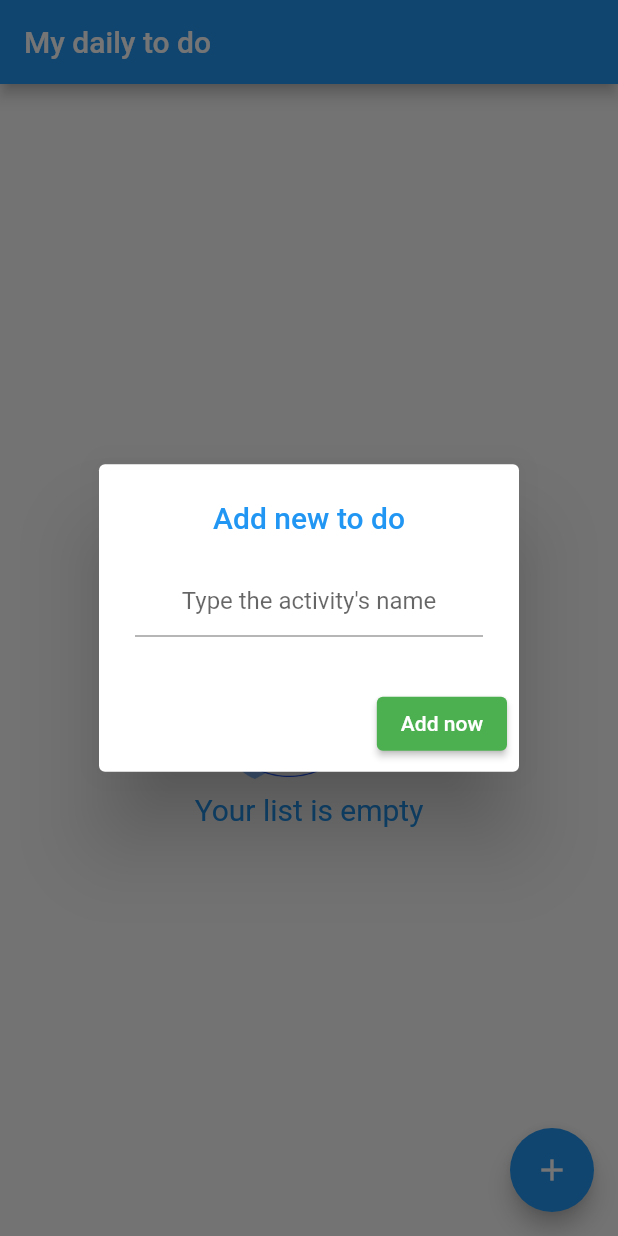
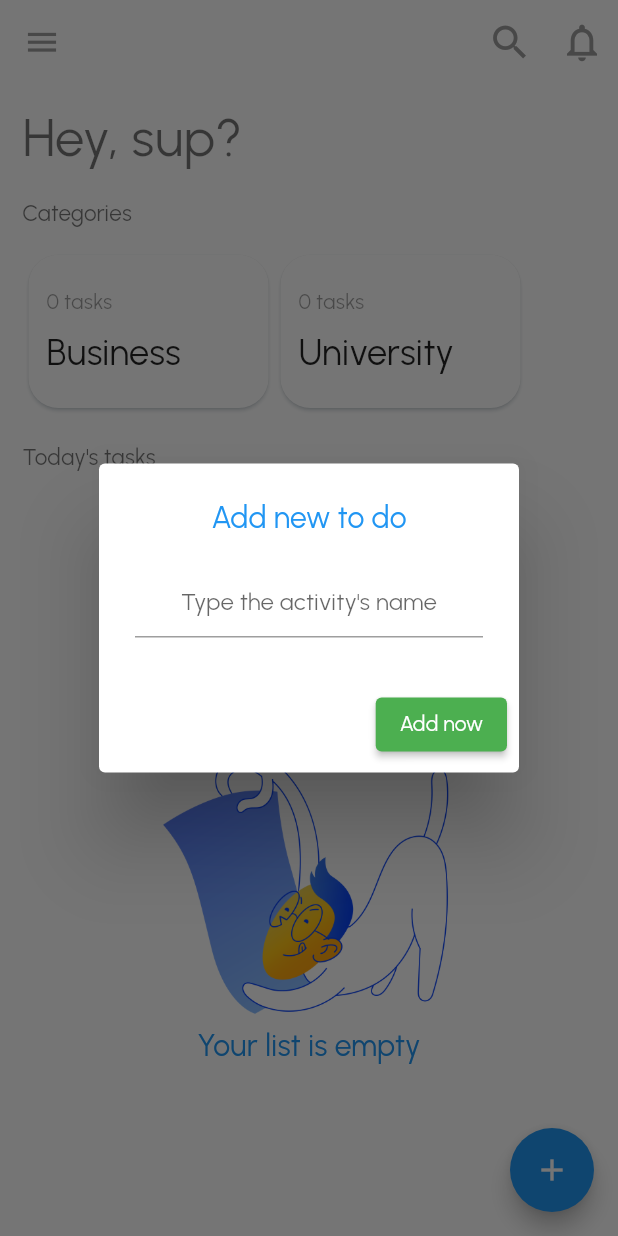
Before and after one commit to antonio-pedro99/todo_app, a Flutter app: the screen it shows after launch, after a tap on the "add" icon, on a phone screen of 412 x 824 dp. Run offline on Flutter 3.47's test engine with Material 2 defaults, Android fonts, the phone set to English and light mode, and no system bars.

Commit message:
New UI design implementation

```diff
--- a/lib/main.dart
+++ b/lib/main.dart
@@ -1,216 +1,45 @@
-import 'dart:convert';
-import 'dart:io';
-
 import 'package:flutter/material.dart';
-import 'package:my_daily_to_do/control.dart';
-import 'package:path_provider/path_provider.dart';
+import 'package:my_daily_to_do/view/MenuItem.dart';
+import 'package:my_daily_to_do/view/pages/home.dart';
 
 void main() {
   runApp(MaterialApp(
     title: "Daily To Do",
     debugShowCheckedModeBanner: false,
-    home: HomePage(
-      title: "My daily to do",
-    ),
-    theme: ThemeData(primarySwatch: Colors.blue),
+    home: HomePage(),
+    theme: ThemeData(
+        scaffoldBackgroundColor: Colors.white,
+        fontFamily: 'Urbanist',
+        primarySwatch: Colors.blue),
   ));
 }
 
-class HomePage extends StatefulWidget {
-  HomePage({Key key, this.title}) : super(key: key);
-
-  final String title;
-  @override
-  _HomePageState createState() => _HomePageState();
-}
-
-class _HomePageState extends State<HomePage> {
-  List _todoList = [];
-  TextEditingController _controller = TextEditingController();
-  Map<String, dynamic> _lastRemoved;
-  int _lastIndex;
-
-  // Method to add new todo to our file.
-
-  addNewTodo() {
-    setState(() {
-      var todo = Map();
-      todo["name"] = _controller.text;
-      todo["status"] = false;
-      todo["time"] =
-          "${DateTime.now().day.toString().padLeft(2, '0')} - ${DateTime.now().month.toString().padLeft(2, '0')} - ${DateTime.now().year.toString()}";
-      _todoList.add(todo);
-      _controller.text = "";
-      Control.saveData(_todoList);
-    });
-  }
-
-  // get organized todos
-  Future<Null> _getOrganizedTodo() async {
-    await Future.delayed(Duration(seconds: 1));
-    setState(() {
-      _todoList.sort((a, b) {
-        if (a["status"] && !b["status"])
-          return 1;
-        else if (!a["status"] && b["status"])
-          return -1;
-        else
-          return 0;
-      });
-      Control.saveData(_todoList);
-    });
-  }
-
-  Container _buildTodoFoundWidget() {
-    return Container(
-        child: RefreshIndicator(
-      onRefresh: _getOrganizedTodo,
-      child: ListView.builder(
-          padding: EdgeInsets.symmetric(vertical: 10),
-          itemCount: _todoList.length,
-          itemBuilder: (context, index) {
-            return Dismissible(
-                key: Key(DateTime.now().microsecondsSinceEpoch.toString()),
-                background: Container(
-                  color: Colors.red,
-                  child: Align(
-                    alignment: Alignment(-0.9, 0.0),
-                    child: Icon(Icons.delete_forever, color: Colors.white),
-                  ),
-                ),
-                direction: DismissDirection.startToEnd,
-                onDismissed: (direction) {
-                  setState(() {
-                    _lastRemoved = Map.from(_todoList[index]);
-                    _lastIndex = index;
-                    _todoList.removeAt(index);
-                    Control.saveData(_todoList);
-
-                    final snackBar = SnackBar(
-                      content:
-                          Text("The task ${_lastRemoved["name"]} was deleted!"),
-                      action: SnackBarAction(
-                        label: "Undo",
-                        onPressed: () {
-                          setState(() {
-                            _todoList.insert(_lastIndex, _lastRemoved);
-                            Control.saveData(_todoList);
-                          });
-                        },
-                      ),
-                      duration: Duration(seconds: 2),
-                    );
-
-                    ScaffoldMessenger.maybeOf(context).showSnackBar(snackBar);
-                  });
-                },
-                child: CheckboxListTile(
-                    title: Text(_todoList[index]["name"]),
-                    subtitle: Text("Created at: ${_todoList[index]["time"]}"),
-                    secondary: CircleAvatar(
-                        child: Icon(
-                      _todoList[index]["status"] ? Icons.check : Icons.error,
-                      size: 40,
-                    )),
-                    value: _todoList[index]["status"],
-                    onChanged: (value) {
-                      setState(() {
-                        _todoList[index]["status"] = value;
-                        Control.saveData(_todoList);
-                      });
-                    }));
-          }),
-    ));
-  }
-
-  Center _buildNoTodoFoundWidget() {
-    return Center(
-        child: Column(
-      mainAxisAlignment: MainAxisAlignment.center,
-      children: [
-        Image.asset(
-          "assets/empty.png",
-          height: 200,
-          width: 200,
-        ),
-        Text(
-          "Your list is empty",
-          style: TextStyle(color: Colors.blue, fontSize: 20),
-        )
-      ],
-    ));
-  }
-
-  @override
-  void initState() {
-    super.initState();
-    Control.readFile().then((data) {
-      setState(() {
-        _todoList = json.decode(data);
-      });
-    });
-  }
-
+class MenuPage extends StatelessWidget {
   @override
   Widget build(BuildContext context) {
-    return Scaffold(
-      appBar: AppBar(
-        title: Text(widget.title),
-      ),
-
-      //if list is not empty show the todos, otherwise show noTodoFound
-      body: _todoList.length != 0
-          ? _buildTodoFoundWidget()
-          : _buildNoTodoFoundWidget(),
-
-      floatingActionButton: FloatingActionButton(
-        backgroundColor: Colors.blue,
-        tooltip: "Add new To do",
-        autofocus: true,
-        child: Icon(
-          Icons.add,
+    var media = MediaQuery.of(context);
+    return DefaultTextStyle(
+        style: TextStyle(
           color: Colors.white,
         ),
-        onPressed: () {
-          setState(() {
-            showDialog(
-                context: context,
-                builder: (BuildContext context) {
-                  return AlertDialog(
-                    title: Center(
-                        child: Text(
-                      "Add new to do",
-                      style: TextStyle(color: Colors.blue),
-                    )),
-                    content: Container(
-                      height: 50,
-                      child: Column(
-                        children: [
-                          TextField(
-                            controller: _controller,
-                            textAlign: TextAlign.center,
-                            decoration: InputDecoration(
-                                hintText: "Type the activity's name"),
-                          ),
-                        ],
-                      ),
-                    ),
-                    actions: [
-                      ElevatedButton(
-                          style: ButtonStyle(
-                            backgroundColor: MaterialStateColor.resolveWith(
-                                (states) => Colors.green),
-                          ),
-                          onPressed: () {
-                            addNewTodo();
-                          },
-                          child: Text("Add now")),
-                    ],
-                  );
-                });
-          });
-        },
-      ),
-    );
+        child: Container(
+            width: media.size.width,
+            color: Color.fromRGBO(2, 4, 23, 1),
+            child: Padding(
+                padding: EdgeInsets.only(left: 30),
+                child: Column(
+                  crossAxisAlignment: CrossAxisAlignment.start,
+                  mainAxisAlignment: MainAxisAlignment.center,
+                  children: [
+                    SizedBox(height: 20),
+                    MenuItem(item: "Templates", icon: Icons.bookmark_outline),
+                    SizedBox(height: 5),
+                    MenuItem(item: "Category", icon: Icons.category_outlined),
+                    SizedBox(height: 5),
+                    MenuItem(item: "Analytics", icon: Icons.analytics_outlined),
+                    SizedBox(height: 5),
+                    MenuItem(item: "Settings", icon: Icons.settings_outlined),
+                  ],
+                ))));
   }
 }
--- /dev/null
+++ b/lib/model/Category.dart
@@ -0,0 +1,10 @@
+import 'package:flutter/material.dart';
+
+class Category {
+  String name;
+  int tasks;
+  MaterialColor color;
+
+  Category({this.name, this.tasks, this.color});
+
+}
--- /dev/null
+++ b/lib/view/CategoryTile.dart
@@ -0,0 +1,36 @@
+import 'package:flutter/material.dart';
+import 'package:my_daily_to_do/model/Category.dart';
+
+class CategoryTile extends StatelessWidget {
+  CategoryTile({Key key, this.category}) : super(key: key);
+  Category category;
+  @override
+  Widget build(BuildContext context) {
+    return Container(
+      child: Card(
+        //elevation: ,
+        borderOnForeground: false,
+        shadowColor: Colors.blue.shade50,
+        shape: RoundedRectangleBorder(
+            borderRadius: BorderRadius.all(Radius.circular(20))),
+        child: Container(
+            padding: EdgeInsets.all(12),
+            width: 160,
+            child: Column(
+              crossAxisAlignment: CrossAxisAlignment.start,
+              mainAxisAlignment: MainAxisAlignment.spaceEvenly,
+              children: [
+                Text("${category.tasks} tasks", style: TextStyle(color: Colors.black38)),
+                Text(
+                  "${category.name}",
+                  style: TextStyle(
+                      color: Colors.black87,
+                      fontWeight: FontWeight.normal,
+                      fontSize: 24),
+                )
+              ],
+            )),
+      ),
+    );
+  }
+}
--- /dev/null
+++ b/lib/view/pages/home.dart
@@ -0,0 +1,299 @@
+import 'dart:convert';
+
+import 'package:flutter/material.dart';
+import 'package:my_daily_to_do/model/Category.dart';
+
+import '../../control.dart';
+import '../CategoryTile.dart';
+
+class HomePage extends StatefulWidget {
+  HomePage({Key key}) : super(key: key);
+
+  @override
+  _HomePageState createState() => _HomePageState();
+}
+
+class _HomePageState extends State<HomePage> {
+  List _todoList = [];
+  TextEditingController _controller = TextEditingController();
+  Map<String, dynamic> _lastRemoved;
+  int _lastIndex;
+
+  // Method to add new todo to our file.
+
+  addNewTodo() {
+    setState(() {
+      var todo = Map();
+      todo["name"] = _controller.text;
+      todo["status"] = false;
+      todo["time"] =
+          "${DateTime.now().day.toString().padLeft(2, '0')} - ${DateTime.now().month.toString().padLeft(2, '0')} - ${DateTime.now().year.toString()}";
+      _todoList.add(todo);
+      _controller.text = "";
+      Control.saveData(_todoList);
+    });
+  }
+
+  // get organized todos
+  Future<Null> _getOrganizedTodo() async {
+    await Future.delayed(Duration(seconds: 1));
+    setState(() {
+      _todoList.sort((a, b) {
+        if (a["status"] && !b["status"])
+          return 1;
+        else if (!a["status"] && b["status"])
+          return -1;
+        else
+          return 0;
+      });
+      Control.saveData(_todoList);
+    });
+  }
+
+  Container _buildTodoFoundWidget() {
+    return Container(
+        child: RefreshIndicator(
+      onRefresh: _getOrganizedTodo,
+      child: ListView.builder(
+          padding: EdgeInsets.symmetric(vertical: 10),
+          itemCount: _todoList.length,
+          itemBuilder: (context, index) {
+            return Dismissible(
+                key: Key(DateTime.now().microsecondsSinceEpoch.toString()),
+                background: Container(
+                  color: Colors.red,
+                  child: Align(
+                    alignment: Alignment(-0.9, 0.0),
+                    child: Icon(Icons.delete_forever, color: Colors.white),
+                  ),
+                ),
+                direction: DismissDirection.startToEnd,
+                onDismissed: (direction) {
+                  setState(() {
+                    _lastRemoved = Map.from(_todoList[index]);
+                    _lastIndex = index;
+                    _todoList.removeAt(index);
+                    Control.saveData(_todoList);
+
+                    final snackBar = SnackBar(
+                      content:
+                          Text("The task ${_lastRemoved["name"]} was deleted!"),
+                      action: SnackBarAction(
+                        label: "Undo",
+                        onPressed: () {
+                          setState(() {
+                            _todoList.insert(_lastIndex, _lastRemoved);
+                            Control.saveData(_todoList);
+                          });
+                        },
+                      ),
+                      duration: Duration(seconds: 2),
+                    );
+
+                    ScaffoldMessenger.maybeOf(context).showSnackBar(snackBar);
+                  });
+                },
+                child: CheckboxListTile(
+                    title: Text(_todoList[index]["name"]),
+                    subtitle: Text("Created at: ${_todoList[index]["time"]}"),
+                    secondary: CircleAvatar(
+                        child: Icon(
+                      _todoList[index]["status"] ? Icons.check : Icons.error,
+                      size: 40,
+                    )),
+                    value: _todoList[index]["status"],
+                    onChanged: (value) {
+                      setState(() {
+                        _todoList[index]["status"] = value;
+                        Control.saveData(_todoList);
+                      });
+                    }));
+          }),
+    ));
+  }
+
+  Center _buildNoTodoFoundWidget() {
+    return Center(
+        child: Column(
+      mainAxisAlignment: MainAxisAlignment.center,
+      children: [
+        Image.asset(
+          "assets/empty.png",
+          height: 200,
+          width: 200,
+        ),
+        Text(
+          "Your list is empty",
+          style: TextStyle(color: Colors.blue, fontSize: 20),
+        )
+      ],
+    ));
+  }
+
+  @override
+  void initState() {
+    super.initState();
+    Control.readFile().then((data) {
+      setState(() {
+        _todoList = json.decode(data);
+      });
+    });
+  }
+
+  @override
+  Widget build(BuildContext context) {
+    var size = MediaQuery.of(context).size;
+    List<Category> categories = [];
+    categories.add(Category(name: "Business", tasks: 0));
+    categories.add(Category(name: "University", tasks: 0));
+    return Scaffold(
+//if list is not empty show the todos, otherwise show noTodoFound
+      body: CustomScrollView(
+        slivers: [
+          SliverAppBar(
+            floating: true,
+            pinned: true,
+            snap: false,
+            stretch: true,
+            elevation: 0,
+            backgroundColor: Colors.white,
+            leading: IconButton(
+              icon: Icon(
+                Icons.menu,
+                color: Colors.grey,
+                size: 25,
+              ),
+              onPressed: () {},
+            ),
+            actions: [
+              IconButton(
+                  onPressed: () {},
+                  icon: Icon(
+                    Icons.search,
+                    color: Colors.grey,
+                    size: 30,
+                  )),
+              IconButton(
+                  onPressed: () {},
+                  icon: Icon(
+                    Icons.notifications_outlined,
+                    color: Colors.grey,
+                    size: 30,
+                  ))
+            ],
+          ),
+          SliverList(
+              delegate: SliverChildListDelegate([
+            SafeArea(
+                child: Container(
+              padding: EdgeInsets.all(15),
+              height: size.height,
+              child: Column(
+                crossAxisAlignment: CrossAxisAlignment.start,
+                mainAxisSize: MainAxisSize.max,
+                mainAxisAlignment: MainAxisAlignment.start,
+                children: [
+                  Text(
+                    "Hey, sup?",
+                    style: TextStyle(
+                        fontWeight: FontWeight.w200,
+                        fontSize: 35,
+                        color: Colors.black54),
+                  ),
+                  SizedBox(height: 20),
+                  Text(
+                    "Categories",
+                    style: TextStyle(
+                        fontWeight: FontWeight.w400,
+                        fontSize: 15,
+                        color: Colors.black54),
+                  ),
+                  //build category list
+                  SizedBox(height: 15),
+                  Container(
+                      height: 110,
+                      child: ListView.builder(
+                          itemCount: categories.length,
+                          scrollDirection: Axis.horizontal,
+                          itemBuilder: (context, index) {
+                            return CategoryTile(category: categories[index]);
+                          })),
+                  SizedBox(height: 20),
+                  Text(
+                    "Today's tasks",
+                    style: TextStyle(
+                        fontWeight: FontWeight.w400,
+                        fontSize: 15,
+                        color: Colors.black54),
+                  ),
+                  //build category list
+                  SizedBox(height: 15),
+                  Expanded(
+                      child: Container(
+                    child: _todoList.length != 0
+                        ? _buildTodoFoundWidget()
+                        : _buildNoTodoFoundWidget(),
+                  ))
+                ],
+              ),
+            ))
+          ]))
+        ],
+      ),
+
+      /* _todoList.length != 0
+          ? _buildTodoFoundWidget()
+          : _buildNoTodoFoundWidget(), */
+
+      floatingActionButton: FloatingActionButton(
+        backgroundColor: Colors.blue,
+        tooltip: "Add new To do",
+        autofocus: true,
+        child: Icon(
+          Icons.add,
+          color: Colors.white,
+        ),
+        onPressed: () {
+          setState(() {
+            print("Hello world");
+            showDialog(
+                context: context,
+                builder: (BuildContext context) {
+                  return AlertDialog(
+                    title: Center(
+                        child: Text(
+                      "Add new to do",
+                      style: TextStyle(color: Colors.blue),
+                    )),
+                    content: Container(
+                      height: 50,
+                      child: Column(
+                        children: [
+                          TextField(
+                            controller: _controller,
+                            textAlign: TextAlign.center,
+                            decoration: InputDecoration(
+                                hintText: "Type the activity's name"),
+                          ),
+                        ],
+                      ),
+                    ),
+                    actions: [
+                      ElevatedButton(
+                          style: ButtonStyle(
+                            backgroundColor: MaterialStateColor.resolveWith(
+                                (states) => Colors.green),
+                          ),
+                          onPressed: () {
+                            addNewTodo();
+                          },
+                          child: Text("Add now")),
+                    ],
+                  );
+                });
+          });
+        },
+      ),
+    );
+  }
+}
--- a/pubspec.yaml
+++ b/pubspec.yaml
@@ -64,7 +64,11 @@ flutter:
   # "family" key with the font family name, and a "fonts" key with a
   # list giving the asset and other descriptors for the font. For
   # example:
-  # fonts:
+  fonts:
+    - family: Urbanist
+      fonts:
+        - asset: assets/fonts/Urbanist-Regular.ttf
+          weight: 400
   #   - family: Schyler
   #     fonts:
   #       - asset: fonts/Schyler-Regular.ttf
```
Also changed, not shown: lib/view/MenuItem.dart (added, +25 -0 lines), lib/view/pages/new_task.dart (added, +16 -0 lines), assets/fonts/Urbanist-Regular.ttf (added), pubspec.lock.
